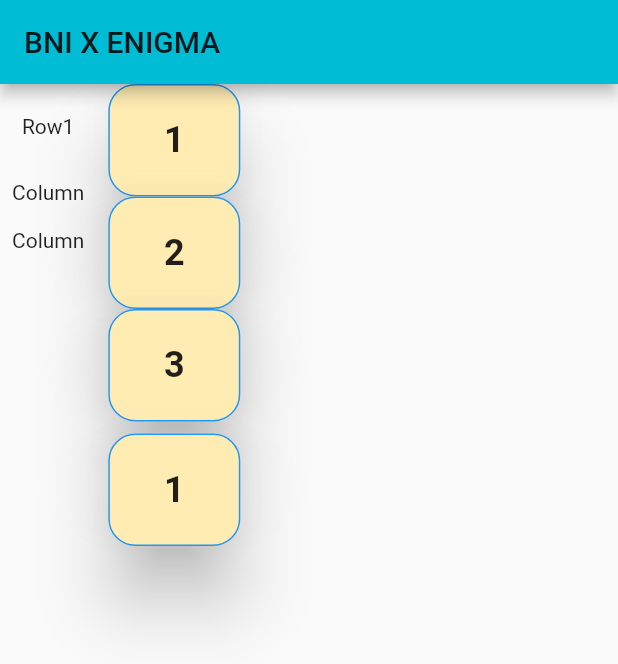
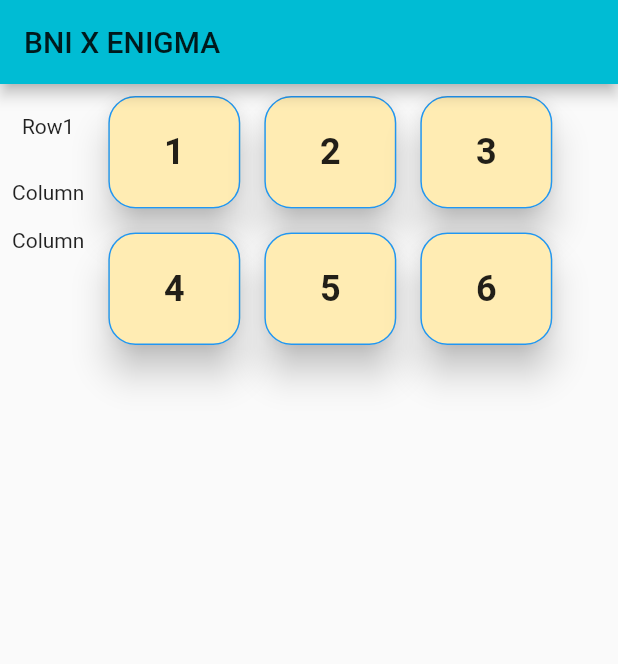
Before and after one commit to tikayesi/flutter-test, a Flutter app: the screen it shows after launch, on a phone screen of 412 x 824 dp. Shown: the top 664 px of the screen. Run offline on Flutter 3.47's test engine with Material 2 defaults, Android fonts, the phone set to English and light mode, and no system bars; missing offline and left inert: dart:ffi.

```diff
--- a/flutter_application_1/lib/button_of_number.dart
+++ b/flutter_application_1/lib/button_of_number.dart
@@ -1,7 +1,17 @@
+import 'dart:ffi';
+
 import 'package:flutter/material.dart';
 
 class ButtonOfNumber extends StatelessWidget {
-  const ButtonOfNumber({ Key? key }) : super(key: key);
+  //const ButtonOfNumber({ Key? key }) : super(key: key);
+
+  // symbol ? => optional
+  final String number;
+  final double? elevationSize;
+  const ButtonOfNumber({required this.number, this.elevationSize});
+  // {} => bisa melakukan set sebuah attribute optional atau required
+  // {} => harus define nama atributenya ketika memanggil kelas ini
+  // {} => dapat memanggil attribute tidak berurutan
 
   @override
   Widget build(BuildContext context) {
@@ -9,11 +19,12 @@ class ButtonOfNumber extends StatelessWidget {
       padding: const EdgeInsets.all(8.0),
       child: MaterialButton(
         onPressed: () {},
-        child: Text('1',
+        child: Text(number,
             style: TextStyle(fontWeight: FontWeight.bold, fontSize: 24.0)),
         color: Colors.amber[100],
         height: 75.0,
-        elevation: 20,
+        elevation: elevationSize ?? 10,
+        // elevation: elevationSize != null ? elevationSize : 10
         shape: RoundedRectangleBorder(
           borderRadius: BorderRadius.circular(18.0),
           side: BorderSide(color: Colors.blue),
--- a/flutter_application_1/lib/my_home_page.dart
+++ b/flutter_application_1/lib/my_home_page.dart
@@ -13,22 +13,29 @@ class MyHomePage extends StatefulWidget {
 // shift + alt + f -> win
 // shift + option + f -> mac
 // ctrl + shift + I -> linux
+
+Column keyPadFun(){
+  List col = [
+    ['1', '2', '3'],
+    [ '4', '5', '6']
+    ];
+  return Column(
+    children:
+    List.generate(col.length, (index) =>
+    _numberRow(col[index])
+    ));
+}
+
+Widget _numberRow(List<String> numbers){
+  return Row(children: List.generate(numbers.length, (index) =>
+  _buttonOfNumberBuilder(numbers[index])),);
+}
+
+Widget _buttonOfNumberBuilder(String num){
+  return ButtonOfNumber(number: num,);
+}
+
 class _MyHomePageState extends State<MyHomePage> {
-
-  MaterialButton _button(String number) {
-    return MaterialButton(
-      onPressed: () {},
-      child: Text(number,
-          style: TextStyle(fontWeight: FontWeight.bold, fontSize: 24.0)),
-      color: Colors.amber[100],
-      height: 75.0,
-      elevation: 20,
-      shape: RoundedRectangleBorder(
-        borderRadius: BorderRadius.circular(18.0),
-        side: BorderSide(color: Colors.blue),
-      ),
-    );
-  }
 
 
   @override
@@ -58,21 +65,7 @@ class _MyHomePageState extends State<MyHomePage> {
           ),
           Column(
             children: [
-              // TextButton(
-              //     onPressed: () {},
-              //     child: Text('1'),
-              //     style: TextButton.styleFrom(primary: Colors.green)),
-              // ElevatedButton(
-              //   onPressed: () {},
-              //   child: Text('button'),
-              //   style: ElevatedButton.styleFrom(
-              //       primary: Colors.orange,
-              //       onPrimary: Colors.white),
-              // ),
-             _button('1'),
-             _button('2'),
-             _button('3'),
-             ButtonOfNumber()
+             keyPadFun()
             ],
           ),
         ],
```
